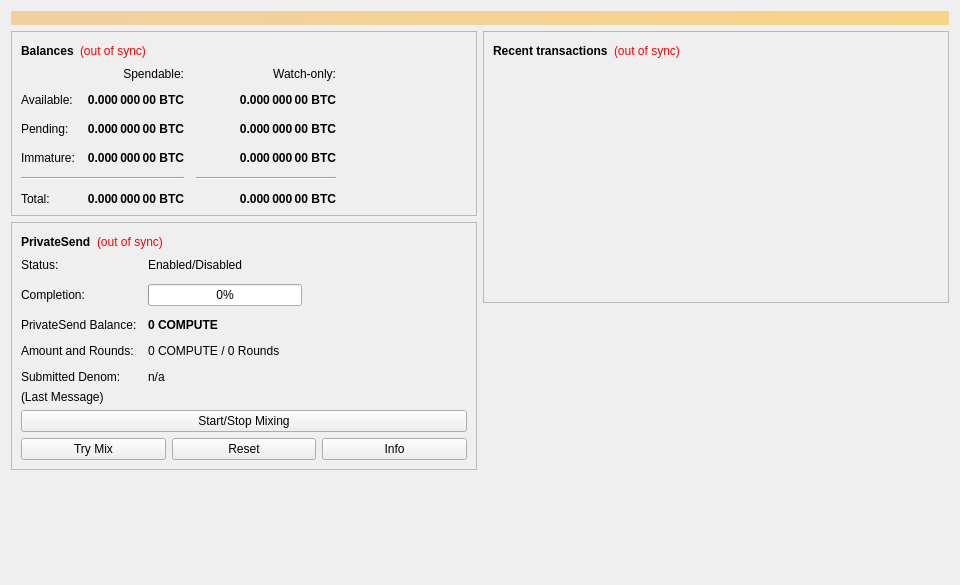
Before: the Qt Designer form src/qt/forms/overviewpage.ui in minblock/compute, drawn with Qt 5.
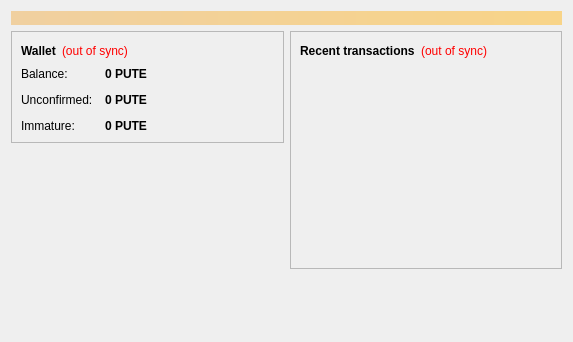
After: the same form once the commit is applied.

```diff
--- a/src/qt/forms/overviewpage.ui
+++ b/src/qt/forms/overviewpage.ui
@@ -6,16 +6,10 @@
    <rect>
     <x>0</x>
     <y>0</y>
-    <width>960</width>
-    <height>585</height>
+    <width>573</width>
+    <height>342</height>
    </rect>
   </property>
-  <property name="minimumSize">
-   <size>
-    <width>960</width>
-    <height>0</height>
-   </size>
-  </property>
   <property name="windowTitle">
    <string>Form</string>
   </property>
@@ -26,7 +20,7 @@
       <bool>false</bool>
      </property>
      <property name="styleSheet">
-      <string notr="true">QLabel { background-color: qlineargradient(x1: 0, y1: 0, x2: 1, y2: 0, stop:0 #F0D0A0, stop:1 #F8D488); color:#000000; }</string>
+      <string notr="true">background-color: qlineargradient(x1: 0, y1: 0, x2: 1, y2: 0, stop:0 #F0D0A0, stop:1 #F8D488); color:#000000;</string>
      </property>
      <property name="wordWrap">
       <bool>true</bool>
@@ -63,7 +57,7 @@
                </font>
               </property>
               <property name="text">
-               <string>Balances</string>
+               <string>Wallet</string>
               </property>
              </widget>
             </item>
@@ -84,159 +78,6 @@
              </widget>
             </item>
             <item>
-             <spacer name="horizontalSpacer_3">
-              <property name="orientation">
-               <enum>Qt::Horizontal</enum>
-              </property>
-              <property name="sizeHint" stdset="0">
-               <size>
-                <width>40</width>
-                <height>20</height>
-               </size>
-              </property>
-             </spacer>
-            </item>
-           </layout>
-          </item>
-          <item>
-           <layout class="QGridLayout" name="gridLayout">
-            <property name="spacing">
-             <number>12</number>
-            </property>
-            <item row="2" column="2">
-             <widget class="QLabel" name="labelWatchPending">
-              <property name="font">
-               <font>
-                <weight>75</weight>
-                <bold>true</bold>
-               </font>
-              </property>
-              <property name="cursor">
-               <cursorShape>IBeamCursor</cursorShape>
-              </property>
-              <property name="toolTip">
-               <string>Unconfirmed transactions to watch-only addresses</string>
-              </property>
-              <property name="text">
-               <string notr="true">0.000 000 00 BTC</string>
-              </property>
-              <property name="alignment">
-               <set>Qt::AlignRight|Qt::AlignTrailing|Qt::AlignVCenter</set>
-              </property>
-              <property name="textInteractionFlags">
-               <set>Qt::LinksAccessibleByMouse|Qt::TextSelectableByKeyboard|Qt::TextSelectableByMouse</set>
-              </property>
-             </widget>
-            </item>
-            <item row="2" column="1">
-             <widget class="QLabel" name="labelUnconfirmed">
-              <property name="font">
-               <font>
-                <weight>75</weight>
-                <bold>true</bold>
-               </font>
-              </property>
-              <property name="cursor">
-               <cursorShape>IBeamCursor</cursorShape>
-              </property>
-              <property name="toolTip">
-               <string>Total of transactions that have yet to be confirmed, and do not yet count toward the spendable balance</string>
-              </property>
-              <property name="text">
-               <string notr="true">0.000 000 00 BTC</string>
-              </property>
-              <property name="alignment">
-               <set>Qt::AlignRight|Qt::AlignTrailing|Qt::AlignVCenter</set>
-              </property>
-              <property name="textInteractionFlags">
-               <set>Qt::LinksAccessibleByMouse|Qt::TextSelectableByKeyboard|Qt::TextSelectableByMouse</set>
-              </property>
-             </widget>
-            </item>
-            <item row="3" column="2">
-             <widget class="QLabel" name="labelWatchImmature">
-              <property name="font">
-               <font>
-                <weight>75</weight>
-                <bold>true</bold>
-               </font>
-              </property>
-              <property name="cursor">
-               <cursorShape>IBeamCursor</cursorShape>
-              </property>
-              <property name="toolTip">
-               <string>Mined balance in watch-only addresses that has not yet matured</string>
-              </property>
-              <property name="text">
-               <string notr="true">0.000 000 00 BTC</string>
-              </property>
-              <property name="alignment">
-               <set>Qt::AlignRight|Qt::AlignTrailing|Qt::AlignVCenter</set>
-              </property>
-              <property name="textInteractionFlags">
-               <set>Qt::LinksAccessibleByMouse|Qt::TextSelectableByKeyboard|Qt::TextSelectableByMouse</set>
-              </property>
-             </widget>
-            </item>
-            <item row="4" column="0" colspan="2">
-             <widget class="Line" name="lineSpendableBalance">
-              <property name="orientation">
-               <enum>Qt::Horizontal</enum>
-              </property>
-             </widget>
-            </item>
-            <item row="4" column="2">
-             <widget class="Line" name="lineWatchBalance">
-              <property name="sizePolicy">
-               <sizepolicy hsizetype="Preferred" vsizetype="Fixed">
-                <horstretch>0</horstretch>
-                <verstretch>0</verstretch>
-               </sizepolicy>
-              </property>
-              <property name="minimumSize">
-               <size>
-                <width>140</width>
-                <height>0</height>
-               </size>
-              </property>
-              <property name="orientation">
-               <enum>Qt::Horizontal</enum>
-              </property>
-             </widget>
-            </item>
-            <item row="5" column="0">
-             <widget class="QLabel" name="labelTotalText">
-              <property name="text">
-               <string>Total:</string>
-              </property>
-             </widget>
-            </item>
-            <item row="3" column="1">
-             <widget class="QLabel" name="labelImmature">
-              <property name="font">
-               <font>
-                <weight>75</weight>
-                <bold>true</bold>
-               </font>
-              </property>
-              <property name="cursor">
-               <cursorShape>IBeamCursor</cursorShape>
-              </property>
-              <property name="toolTip">
-               <string>Mined balance that has not yet matured</string>
-              </property>
-              <property name="text">
-               <string notr="true">0.000 000 00 BTC</string>
-              </property>
-              <property name="alignment">
-               <set>Qt::AlignRight|Qt::AlignTrailing|Qt::AlignVCenter</set>
-              </property>
-              <property name="textInteractionFlags">
-               <set>Qt::LinksAccessibleByMouse|Qt::TextSelectableByKeyboard|Qt::TextSelectableByMouse</set>
-              </property>
-             </widget>
-            </item>
-            <item row="2" column="3">
              <spacer name="horizontalSpacer_2">
               <property name="orientation">
                <enum>Qt::Horizontal</enum>
@@ -249,391 +90,103 @@
               </property>
              </spacer>
             </item>
-            <item row="3" column="0">
-             <widget class="QLabel" name="labelImmatureText">
-              <property name="text">
-               <string>Immature:</string>
-              </property>
-             </widget>
-            </item>
-            <item row="5" column="1">
-             <widget class="QLabel" name="labelTotal">
-              <property name="font">
-               <font>
-                <weight>75</weight>
-                <bold>true</bold>
-               </font>
-              </property>
-              <property name="cursor">
-               <cursorShape>IBeamCursor</cursorShape>
-              </property>
-              <property name="toolTip">
-               <string>Your current total balance</string>
-              </property>
-              <property name="text">
-               <string notr="true">0.000 000 00 BTC</string>
-              </property>
-              <property name="alignment">
-               <set>Qt::AlignRight|Qt::AlignTrailing|Qt::AlignVCenter</set>
-              </property>
-              <property name="textInteractionFlags">
-               <set>Qt::LinksAccessibleByMouse|Qt::TextSelectableByKeyboard|Qt::TextSelectableByMouse</set>
-              </property>
-             </widget>
-            </item>
-            <item row="5" column="2">
-             <widget class="QLabel" name="labelWatchTotal">
-              <property name="font">
-               <font>
-                <weight>75</weight>
-                <bold>true</bold>
-               </font>
-              </property>
-              <property name="cursor">
-               <cursorShape>IBeamCursor</cursorShape>
-              </property>
-              <property name="toolTip">
-               <string>Current total balance in watch-only addresses</string>
-              </property>
-              <property name="text">
-               <string notr="true">0.000 000 00 BTC</string>
-              </property>
-              <property name="alignment">
-               <set>Qt::AlignRight|Qt::AlignTrailing|Qt::AlignVCenter</set>
-              </property>
-              <property name="textInteractionFlags">
-               <set>Qt::LinksAccessibleByMouse|Qt::TextSelectableByKeyboard|Qt::TextSelectableByMouse</set>
-              </property>
-             </widget>
-            </item>
-            <item row="0" column="2">
-             <widget class="QLabel" name="labelWatchonly">
-              <property name="text">
-               <string>Watch-only:</string>
-              </property>
-              <property name="alignment">
-               <set>Qt::AlignRight|Qt::AlignTrailing|Qt::AlignVCenter</set>
-              </property>
-             </widget>
-            </item>
-            <item row="1" column="0">
-             <widget class="QLabel" name="labelBalanceText">
-              <property name="text">
-               <string>Available:</string>
-              </property>
-             </widget>
-            </item>
-            <item row="1" column="1">
-             <widget class="QLabel" name="labelBalance">
-              <property name="font">
-               <font>
-                <weight>75</weight>
-                <bold>true</bold>
-               </font>
-              </property>
-              <property name="cursor">
-               <cursorShape>IBeamCursor</cursorShape>
-              </property>
-              <property name="toolTip">
-               <string>Your current spendable balance</string>
-              </property>
-              <property name="text">
-               <string notr="true">0.000 000 00 BTC</string>
-              </property>
-              <property name="alignment">
-               <set>Qt::AlignRight|Qt::AlignTrailing|Qt::AlignVCenter</set>
-              </property>
-              <property name="textInteractionFlags">
-               <set>Qt::LinksAccessibleByMouse|Qt::TextSelectableByKeyboard|Qt::TextSelectableByMouse</set>
-              </property>
-             </widget>
-            </item>
-            <item row="1" column="2">
-             <widget class="QLabel" name="labelWatchAvailable">
-              <property name="font">
-               <font>
-                <weight>75</weight>
-                <bold>true</bold>
-               </font>
-              </property>
-              <property name="cursor">
-               <cursorShape>IBeamCursor</cursorShape>
-              </property>
-              <property name="toolTip">
-               <string>Your current balance in watch-only addresses</string>
-              </property>
-              <property name="text">
-               <string notr="true">0.000 000 00 BTC</string>
-              </property>
-              <property name="alignment">
-               <set>Qt::AlignRight|Qt::AlignTrailing|Qt::AlignVCenter</set>
-              </property>
-              <property name="textInteractionFlags">
-               <set>Qt::LinksAccessibleByMouse|Qt::TextSelectableByKeyboard|Qt::TextSelectableByMouse</set>
-              </property>
-             </widget>
-            </item>
-            <item row="2" column="0">
-             <widget class="QLabel" name="labelPendingText">
-              <property name="text">
-               <string>Pending:</string>
-              </property>
-             </widget>
-            </item>
-            <item row="0" column="1">
-             <widget class="QLabel" name="labelSpendable">
-              <property name="text">
-               <string>Spendable:</string>
-              </property>
-              <property name="alignment">
-               <set>Qt::AlignRight|Qt::AlignTrailing|Qt::AlignVCenter</set>
-              </property>
-             </widget>
-            </item>
            </layout>
           </item>
-         </layout>
-        </widget>
-       </item>
-       <item>
-        <widget class="QFrame" name="framePrivateSend">
-         <property name="layoutDirection">
-          <enum>Qt::LeftToRight</enum>
-         </property>
-         <property name="frameShape">
-          <enum>QFrame::StyledPanel</enum>
-         </property>
-         <property name="frameShadow">
-          <enum>QFrame::Raised</enum>
-         </property>
-         <layout class="QVBoxLayout" name="VerticalLayout_PS1">
           <item>
-           <layout class="QHBoxLayout" name="horizontalLayout_5">
-            <item>
-             <widget class="QLabel" name="labelPrivateSendHeader">
-              <property name="font">
-               <font>
-                <weight>75</weight>
-                <bold>true</bold>
-               </font>
-              </property>
-              <property name="text">
-               <string>PrivateSend</string>
-              </property>
-             </widget>
-            </item>
-            <item>
-             <widget class="QLabel" name="labelPrivateSendSyncStatus">
-              <property name="toolTip">
-               <string>The displayed information may be out of date. Your wallet automatically synchronizes with the Compute network after a connection is established, but this process has not completed yet.</string>
-              </property>
-              <property name="styleSheet">
-               <string notr="true">QLabel { color: red; }</string>
-              </property>
-              <property name="text">
-               <string notr="true">(out of sync)</string>
-              </property>
-              <property name="alignment">
-               <set>Qt::AlignLeading|Qt::AlignLeft|Qt::AlignVCenter</set>
-              </property>
-             </widget>
-            </item>
-            <item>
-             <spacer name="horizontalSpacer_4">
-              <property name="orientation">
-               <enum>Qt::Horizontal</enum>
-              </property>
-              <property name="sizeHint" stdset="0">
-               <size>
-                <width>40</width>
-                <height>20</height>
-               </size>
-              </property>
-             </spacer>
-            </item>
-           </layout>
-          </item>
-          <item>
-           <layout class="QFormLayout" name="privateSendFormLayout">
+           <layout class="QFormLayout" name="formLayout_2">
             <property name="fieldGrowthPolicy">
              <enum>QFormLayout::AllNonFixedFieldsGrow</enum>
             </property>
             <property name="horizontalSpacing">
-             <number>11</number>
+             <number>12</number>
             </property>
             <property name="verticalSpacing">
              <number>12</number>
             </property>
             <item row="0" column="0">
-             <widget class="QLabel" name="labelPrivateSendEnabledText">
+             <widget class="QLabel" name="label">
               <property name="text">
-               <string>Status:</string>
+               <string>Balance:</string>
               </property>
              </widget>
             </item>
             <item row="0" column="1">
-             <widget class="QLabel" name="labelPrivateSendEnabled">
+             <widget class="QLabel" name="labelBalance">
+              <property name="font">
+               <font>
+                <weight>75</weight>
+                <bold>true</bold>
+               </font>
+              </property>
+              <property name="cursor">
+               <cursorShape>IBeamCursor</cursorShape>
+              </property>
+              <property name="toolTip">
+               <string>Your current balance</string>
+              </property>
               <property name="text">
-               <string>Enabled/Disabled</string>
+               <string notr="true">0 PUTE</string>
+              </property>
+              <property name="textInteractionFlags">
+               <set>Qt::LinksAccessibleByMouse|Qt::TextSelectableByKeyboard|Qt::TextSelectableByMouse</set>
               </property>
              </widget>
             </item>
             <item row="1" column="0">
-             <widget class="QLabel" name="labelCompletitionText">
+             <widget class="QLabel" name="label_3">
               <property name="text">
-               <string>Completion:</string>
+               <string>Unconfirmed:</string>
               </property>
              </widget>
             </item>
             <item row="1" column="1">
-             <widget class="QProgressBar" name="privateSendProgress">
-              <property name="maximumSize">
-               <size>
-                <width>154</width>
-                <height>16777215</height>
-               </size>
+             <widget class="QLabel" name="labelUnconfirmed">
+              <property name="font">
+               <font>
+                <weight>75</weight>
+                <bold>true</bold>
+               </font>
               </property>
-              <property name="value">
-               <number>0</number>
+              <property name="cursor">
+               <cursorShape>IBeamCursor</cursorShape>
+              </property>
+              <property name="toolTip">
+               <string>Total of transactions that have yet to be confirmed, and do not yet count toward the current balance</string>
+              </property>
+              <property name="text">
+               <string notr="true">0 PUTE</string>
+              </property>
+              <property name="textInteractionFlags">
+               <set>Qt::LinksAccessibleByMouse|Qt::TextSelectableByKeyboard|Qt::TextSelectableByMouse</set>
               </property>
              </widget>
             </item>
             <item row="2" column="0">
-             <widget class="QLabel" name="labelAnonymizedText">
+             <widget class="QLabel" name="labelImmatureText">
               <property name="text">
-               <string>PrivateSend Balance:</string>
+               <string>Immature:</string>
               </property>
              </widget>
             </item>
             <item row="2" column="1">
-             <widget class="QLabel" name="labelAnonymized">
+             <widget class="QLabel" name="labelImmature">
               <property name="font">
                <font>
                 <weight>75</weight>
                 <bold>true</bold>
                </font>
               </property>
-              <property name="text">
-               <string notr="true">0 COMPUTE</string>
-              </property>
-             </widget>
-            </item>
-            <item row="3" column="0">
-             <widget class="QLabel" name="labelAmountAndRoundsText">
-              <property name="text">
-               <string>Amount and Rounds:</string>
-              </property>
-             </widget>
-            </item>
-            <item row="3" column="1">
-             <widget class="QLabel" name="labelAmountRounds">
-              <property name="text">
-               <string>0 COMPUTE / 0 Rounds</string>
-              </property>
-             </widget>
-            </item>
-            <item row="4" column="0">
-             <widget class="QLabel" name="labelSubmittedDenomText">
-              <property name="text">
-               <string>Submitted Denom:</string>
-              </property>
-             </widget>
-            </item>
-            <item row="4" column="1">
-             <widget class="QLabel" name="labelSubmittedDenom">
               <property name="toolTip">
                <string>The denominations you submitted to the Masternode.&lt;br&gt;To mix, other users must submit the exact same denominations.</string>
               </property>
               <property name="text">
-               <string>n/a</string>
+               <string notr="true">0 PUTE</string>
               </property>
-             </widget>
-            </item>
-           </layout>
-          </item>
-          <item>
-           <layout class="QVBoxLayout" name="VerticalLayout_PS">
-            <item>
-             <widget class="QLabel" name="labelPrivateSendLastMessage">
-              <property name="text">
-               <string>(Last Message)</string>
+              <property name="textInteractionFlags">
+               <set>Qt::LinksAccessibleByMouse|Qt::TextSelectableByKeyboard|Qt::TextSelectableByMouse</set>
               </property>
-              <property name="alignment">
-               <set>Qt::AlignLeading|Qt::AlignLeft|Qt::AlignTop</set>
-              </property>
-              <property name="wordWrap">
-               <bool>true</bool>
-              </property>
              </widget>
             </item>
-            <item>
-             <widget class="QPushButton" name="togglePrivateSend">
-              <property name="sizePolicy">
-               <sizepolicy hsizetype="MinimumExpanding" vsizetype="Fixed">
-                <horstretch>0</horstretch>
-                <verstretch>0</verstretch>
-               </sizepolicy>
-              </property>
-              <property name="text">
-               <string>Start/Stop Mixing</string>
-              </property>
-             </widget>
-            </item>
-            <item>
-             <layout class="QHBoxLayout" name="horizontalLayout_debugbuttons">
-              <item>
-               <widget class="QPushButton" name="privateSendAuto">
-                <property name="sizePolicy">
-                 <sizepolicy hsizetype="MinimumExpanding" vsizetype="Fixed">
-                  <horstretch>0</horstretch>
-                  <verstretch>0</verstretch>
-                 </sizepolicy>
-                </property>
-                <property name="toolTip">
-                 <string>Try to manually submit a PrivateSend request.</string>
-                </property>
-                <property name="text">
-                 <string>Try Mix</string>
-                </property>
-               </widget>
-              </item>
-              <item>
-               <widget class="QPushButton" name="privateSendReset">
-                <property name="sizePolicy">
-                 <sizepolicy hsizetype="MinimumExpanding" vsizetype="Fixed">
-                  <horstretch>0</horstretch>
-                  <verstretch>0</verstretch>
-                 </sizepolicy>
-                </property>
-                <property name="toolTip">
-                 <string>Reset the current status of PrivateSend (can interrupt PrivateSend if it's in the process of Mixing, which can cost you money!)</string>
-                </property>
-                <property name="autoFillBackground">
-                 <bool>false</bool>
-                </property>
-                <property name="text">
-                 <string>Reset</string>
-                </property>
-               </widget>
-              </item>
-              <item>
-               <widget class="QPushButton" name="privateSendInfo">
-                <property name="sizePolicy">
-                 <sizepolicy hsizetype="MinimumExpanding" vsizetype="Fixed">
-                  <horstretch>0</horstretch>
-                  <verstretch>0</verstretch>
-                 </sizepolicy>
-                </property>
-                <property name="toolTip">
-                 <string>Information about PrivateSend and Mixing</string>
-                </property>
-                <property name="text">
-                 <string>Info</string>
-                </property>
-               </widget>
-              </item>
-             </layout>
-            </item>
            </layout>
           </item>
          </layout>
@@ -669,14 +222,8 @@
            <layout class="QHBoxLayout" name="horizontalLayout_2">
             <item>
              <widget class="QLabel" name="label_4">
-              <property name="font">
-               <font>
-                <weight>75</weight>
-                <bold>true</bold>
-               </font>
-              </property>
               <property name="text">
-               <string>Recent transactions</string>
+               <string>&lt;b&gt;Recent transactions&lt;/b&gt;</string>
               </property>
              </widget>
             </item>
@@ -692,7 +239,7 @@
                <string notr="true">(out of sync)</string>
               </property>
               <property name="alignment">
-               <set>Qt::AlignLeading|Qt::AlignLeft|Qt::AlignVCenter</set>
+               <set>Qt::AlignRight|Qt::AlignTrailing|Qt::AlignVCenter</set>
               </property>
              </widget>
             </item>
```
Left out of the diff: 9 changed lines with no effect on the pictures.
